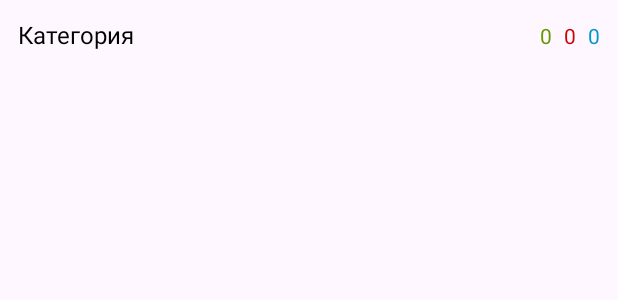
After one commit to mrSaydron/Tala, an Android app: the layout item_category.xml on its own in the app's theme, with its tools: preview values and no code run, on a phone screen of 412 x 824 dp. The commit adds this screen. Shown: the top 300 px of the screen. Run offline under Robolectric (Android 15) with nearby library versions, the phone set to English and light mode, and no system bars.

Commit message:
Статистика в категориях на домашней странице

```diff
--- a/app/src/main/java/com/example/tala/fragment/ReviewFragment.kt
+++ b/app/src/main/java/com/example/tala/fragment/ReviewFragment.kt
@@ -189,13 +189,13 @@ class ReviewFragment : Fragment() {
     }
 
     private fun setupProgress() {
-        viewModel.getNewCardsCount().observe(viewLifecycleOwner) { count ->
+        viewModel.getNewCardsCountByCategory(selectedCategoryId).observe(viewLifecycleOwner) { count ->
             binding.newChip.text = "$count"
         }
-        viewModel.getResetCardsCount().observe(viewLifecycleOwner) { count ->
+        viewModel.getResetCardsCountByCategory(selectedCategoryId).observe(viewLifecycleOwner) { count ->
             binding.resetChip.text = "$count"
         }
-        viewModel.getInProgressCardCount().observe(viewLifecycleOwner) { count ->
+        viewModel.getInProgressCardCountByCategory(selectedCategoryId).observe(viewLifecycleOwner) { count ->
             binding.inProgressChip.text = "$count"
         }
     }
--- a/app/src/main/res/layout/fragment_home.xml
+++ b/app/src/main/res/layout/fragment_home.xml
@@ -29,8 +29,8 @@
     </LinearLayout>
 
     <!-- Список категорий -->
-    <ListView
-        android:id="@+id/categoryListView"
+    <androidx.recyclerview.widget.RecyclerView
+        android:id="@+id/categoryRecyclerView"
         android:layout_width="match_parent"
         android:layout_height="0dp"
         android:layout_weight="1"
--- /dev/null
+++ b/app/src/main/res/layout/item_category.xml
@@ -0,0 +1,44 @@
+<?xml version="1.0" encoding="utf-8"?>
+<LinearLayout xmlns:android="http://schemas.android.com/apk/res/android"
+    android:layout_width="match_parent"
+    android:layout_height="wrap_content"
+    android:padding="12dp"
+    android:orientation="horizontal">
+
+    <TextView
+        android:id="@+id/categoryNameTextView"
+        android:layout_width="0dp"
+        android:layout_height="wrap_content"
+        android:layout_weight="1"
+        android:textSize="16sp"
+        android:textColor="@android:color/black"
+        android:text="Категория" />
+
+    <TextView
+        android:id="@+id/newCountTextView"
+        android:layout_width="wrap_content"
+        android:layout_height="wrap_content"
+        android:textSize="14sp"
+        android:textColor="@android:color/holo_green_dark"
+        android:text="0"
+        android:layout_marginStart="8dp" />
+
+    <TextView
+        android:id="@+id/resetCountTextView"
+        android:layout_width="wrap_content"
+        android:layout_height="wrap_content"
+        android:textSize="14sp"
+        android:textColor="@android:color/holo_red_dark"
+        android:text="0"
+        android:layout_marginStart="8dp" />
+
+    <TextView
+        android:id="@+id/inProgressCountTextView"
+        android:layout_width="wrap_content"
+        android:layout_height="wrap_content"
+        android:textSize="14sp"
+        android:textColor="@android:color/holo_blue_dark"
+        android:text="0"
+        android:layout_marginStart="8dp" />
+
+</LinearLayout>
```
Also changed, not shown: app/src/main/java/com/example/tala/entity/card/CardViewModel.kt (+15 -0 lines), app/src/main/java/com/example/tala/fragment/HomeFragment.kt (+35 -14 lines), app/src/main/java/com/example/tala/fragment/adapter/CategoryAdapter.kt (added, +60 -0 lines).
